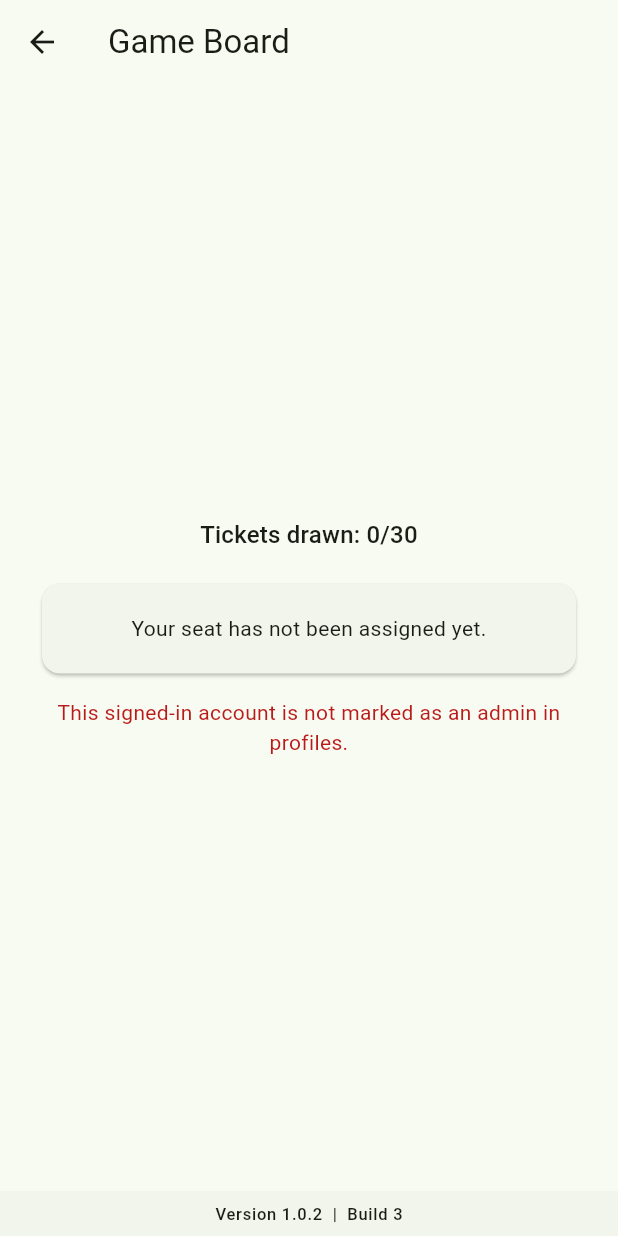
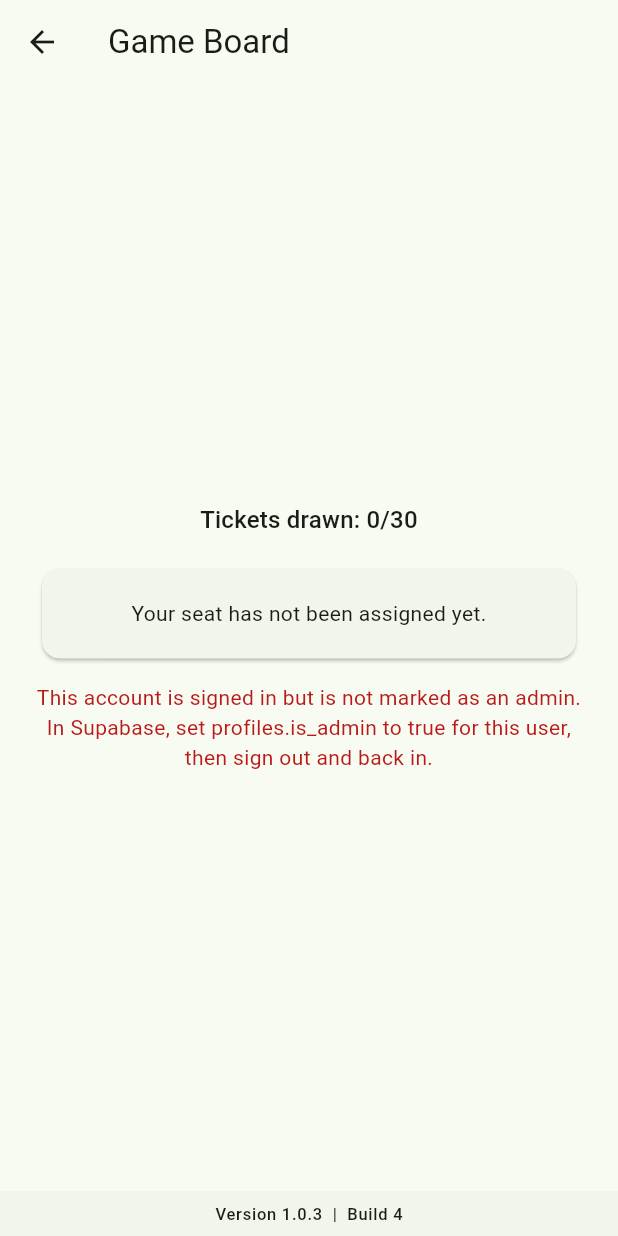
Before and after one commit to toptighty-gmail/FirstTryScorer, a Flutter app: the GameBoardScreen screen opened directly with empty values, on a phone screen of 412 x 824 dp. Run offline on Flutter 3.47's test engine with Material 3 defaults, Android fonts, the phone set to English and light mode, and no system bars; our stand-ins replace package_info_plus, pdf, printing, shared_preferences, supabase_flutter; accounts and stored records are empty.

Commit message:
Fix admin board visibility and add club logo

```diff
--- a/lib/main.dart
+++ b/lib/main.dart
@@ -65,7 +65,7 @@ class _AppVersionFooterState extends State<_AppVersionFooter> {
             builder: (context, snapshot) {
               final label = snapshot.hasData
                   ? 'Version ${snapshot.data!.version}  |  Build ${snapshot.data!.buildNumber}'
-                  : 'Version 1.0.2  |  Build 3';
+                  : 'Version 1.0.3  |  Build 4';
               return Center(
                 child: Text(
                   label,
--- a/lib/screens/game_board_screen.dart
+++ b/lib/screens/game_board_screen.dart
@@ -331,8 +331,29 @@ class _GameBoardScreenState extends State<GameBoardScreen> {
         return FutureBuilder<_BoardAccess>(
           future: _accessFuture,
           builder: (context, accessSnapshot) {
+            if (accessSnapshot.hasError) {
+              return Scaffold(
+                appBar: AppBar(title: const Text('Game Board')),
+                body: Center(
+                  child: Padding(
+                    padding: const EdgeInsets.all(24),
+                    child: SelectableText(
+                      'Could not verify board access. Check that the profiles table and its read policy are set up in Supabase.\n\n${accessSnapshot.error}',
+                      textAlign: TextAlign.center,
+                    ),
+                  ),
+                ),
+              );
+            }
+            if (!accessSnapshot.hasData) {
+              return Scaffold(
+                appBar: AppBar(title: Text('Game Board')),
+                body: Center(child: CircularProgressIndicator()),
+              );
+            }
+
             final access =
-                accessSnapshot.data ?? const _BoardAccess(isAdmin: false);
+                accessSnapshot.data!;
             return Scaffold(
               appBar: AppBar(
                 title: const Text('Game Board'),
@@ -357,7 +378,22 @@ class _GameBoardScreenState extends State<GameBoardScreen> {
               body: StreamBuilder<List<Pick>>(
                 stream: _picksStream,
                 builder: (context, picksSnapshot) {
-                  final picks = picksSnapshot.data ?? const <Pick>[];
+                  if (picksSnapshot.hasError) {
+                    return Center(
+                      child: Padding(
+                        padding: const EdgeInsets.all(24),
+                        child: SelectableText(
+                          'Could not load allocated tickets. Check the picks table SELECT policy and Realtime setup in Supabase.\n\n${picksSnapshot.error}',
+                          textAlign: TextAlign.center,
+                        ),
+                      ),
+                    );
+                  }
+                  if (!picksSnapshot.hasData) {
+                    return const Center(child: CircularProgressIndicator());
+                  }
+
+                  final picks = picksSnapshot.data!;
                   _latestPicks = picks;
                   final drawnCount = picks.length;
                   final slotsTotal = 30;
@@ -431,9 +467,7 @@ class _GameBoardScreenState extends State<GameBoardScreen> {
                               if (AuthService.currentUser != null) ...[
                                 const SizedBox(height: 12),
                                 Text(
-                                  accessSnapshot.hasError
-                                      ? 'Admin access could not be verified. Check the Supabase profile permissions.'
-                                      : 'This signed-in account is not marked as an admin in profiles.',
+                                  'This account is signed in but is not marked as an admin. In Supabase, set profiles.is_admin to true for this user, then sign out and back in.',
                                   style: TextStyle(
                                     color: Theme.of(context).colorScheme.error,
                                   ),
--- a/pubspec.yaml
+++ b/pubspec.yaml
@@ -16,7 +16,7 @@ publish_to: 'none' # Remove this line if you wish to publish to pub.dev
 # https://developer.apple.com/library/archive/documentation/General/Reference/InfoPlistKeyReference/Articles/CoreFoundationKeys.html
 # In Windows, build-name is used as the major, minor, and patch parts
 # of the product and file versions while build-number is used as the build suffix.
-version: 1.0.2+3
+version: 1.0.3+4
 
 environment:
   sdk: ^3.12.2
@@ -64,6 +64,9 @@ flutter:
   # the material Icons class.
   uses-material-design: true
 
+  assets:
+    - Assets/PlymstockOaksLogo.png
+
   # To add assets to your application, add an assets section, like this:
   # assets:
   #   - images/a_dot_burr.jpeg
```
Also changed, not shown: lib/screens/home_screen.dart (+30 -6 lines), Assets/PlymstockOaksLogo.png (added), 1 other file.
